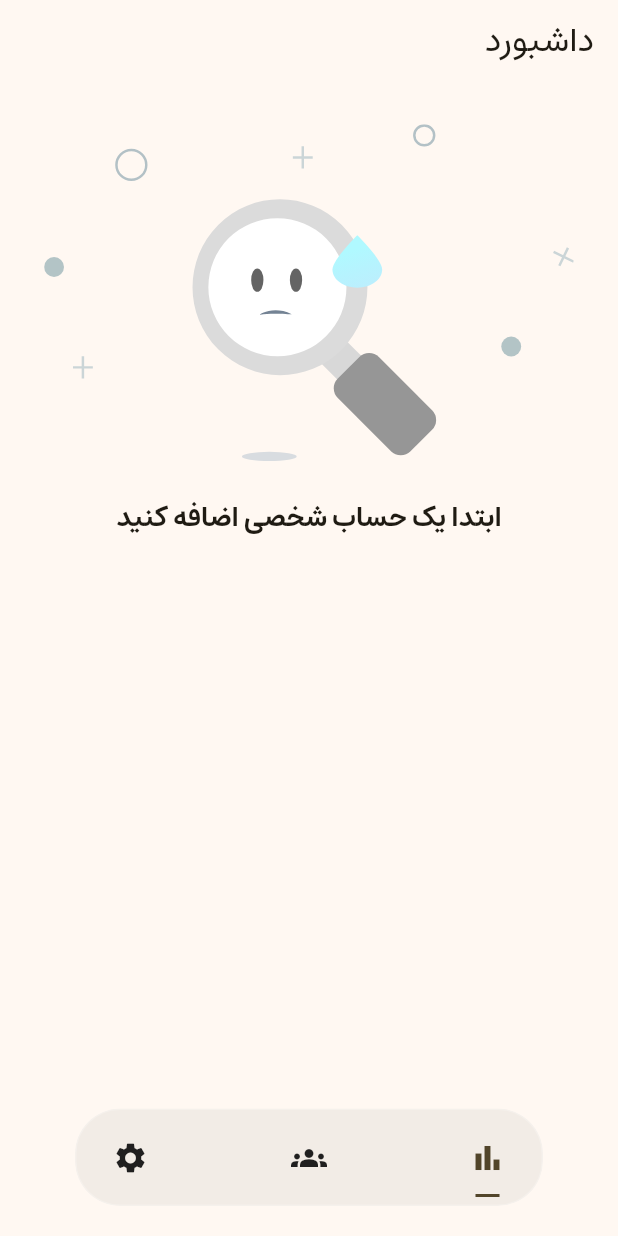
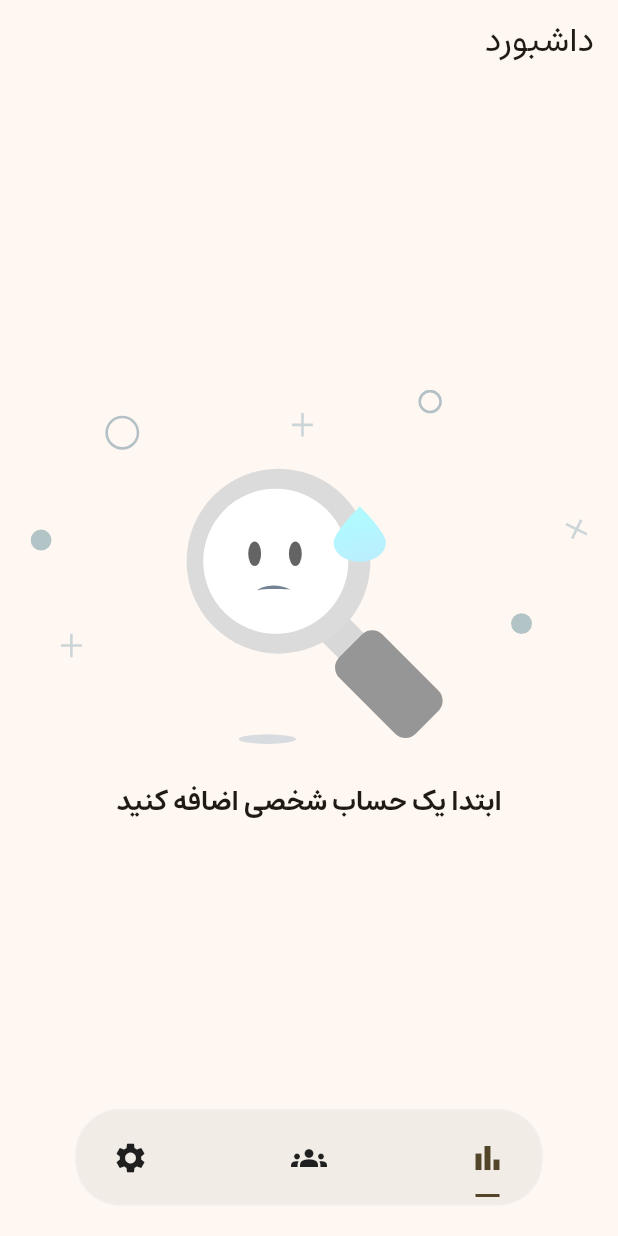
Before and after one commit to blueboy-tm/cash_lens, a Flutter app: the screen it shows after launch, on a phone screen of 412 x 824 dp. Run offline on Flutter 3.47's test engine with Material 3 defaults, Android fonts, the phone set to English and light mode, and no system bars; drawn by our look-alikes of crystal_navigation_bar; our stand-ins replace animated_custom_dropdown, drift, elegant_notification, file_picker, flutter_bloc, flutter_masked_text2 and 5 more; missing offline and left inert: flutter_web_pagination, sqlite3; accounts and stored records are empty; generated files the repository leaves out were written again.

Commit message:
fix dashboard ui

```diff
--- a/lib/presentation/dashboard/screens/dashboard.dart
+++ b/lib/presentation/dashboard/screens/dashboard.dart
@@ -21,20 +21,21 @@ class DashboardScreen extends StatelessWidget {
         },
         child: SizedBox(
           height: double.infinity,
-          child: SingleChildScrollView(
-            physics: const AlwaysScrollableScrollPhysics(),
-            child: Padding(
-              padding: const EdgeInsets.symmetric(horizontal: 10.0),
-              child: BlocBuilder<DashboardCubit, DashboardState>(
-                builder: (context, state) {
-                  if (!state.accountsLoaded) {
-                    return const Loading();
-                  }
-                  if (state.accountsLoaded &&
-                      (state.account?.isEmpty ?? true)) {
-                    return const EmptyList('ابتدا یک حساب شخصی اضافه کنید');
-                  }
-                  return Column(
+          child: BlocBuilder<DashboardCubit, DashboardState>(
+            builder: (context, state) {
+              if (!state.accountsLoaded) {
+                return const Center(child: Loading());
+              }
+              if (state.accountsLoaded && (state.account?.isEmpty ?? true)) {
+                return const Center(
+                  child: EmptyList('ابتدا یک حساب شخصی اضافه کنید'),
+                );
+              }
+              return SingleChildScrollView(
+                physics: const AlwaysScrollableScrollPhysics(),
+                child: Padding(
+                  padding: const EdgeInsets.symmetric(horizontal: 10.0),
+                  child: Column(
                     children: [
                       const SizedBox(height: 10),
                       IncomesView(state: state),
@@ -44,10 +45,10 @@ class DashboardScreen extends StatelessWidget {
                         balances: state.balances!,
                       )
                     ],
-                  );
-                },
-              ),
-            ),
+                  ),
+                ),
+              );
+            },
           ),
         ),
       ),
```
